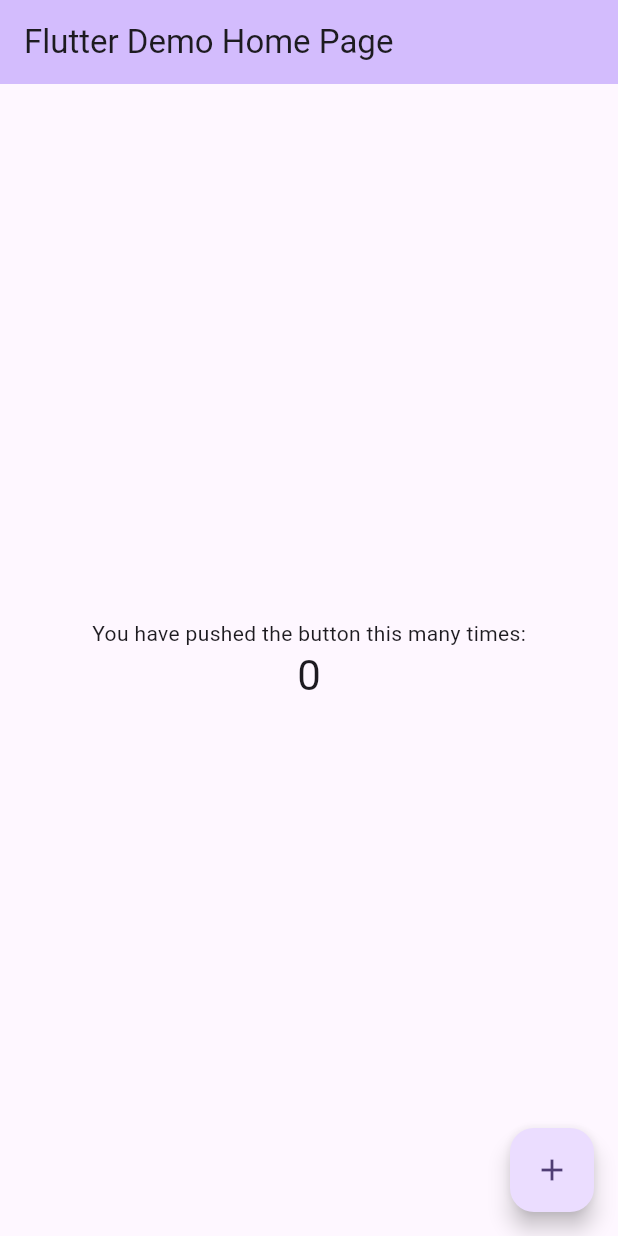
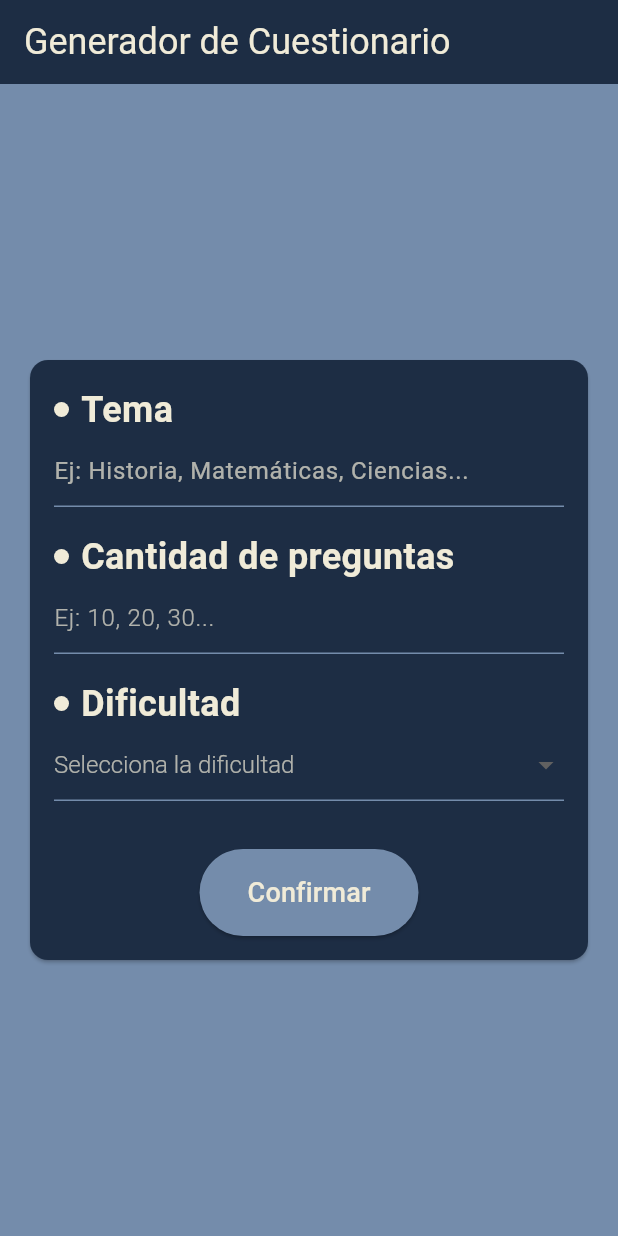
Before and after one commit to AngelTorrezzz/quiz_generator, a Flutter app: the screen it shows after launch, on a phone screen of 412 x 824 dp. Run offline on Flutter 3.47's test engine with Material 3 defaults, Android fonts, the phone set to English and light mode, and no system bars.

Commit message:
interfaces ready for implementation

```diff
--- a/lib/main.dart
+++ b/lib/main.dart
@@ -1,4 +1,6 @@
 import 'package:flutter/material.dart';
+import 'package:quiz_generator/screens/form_generator.dart';
+import 'package:quiz_generator/screens/form_questions.dart';
 
 void main() {
   runApp(const MyApp());
@@ -7,116 +9,23 @@ void main() {
 class MyApp extends StatelessWidget {
   const MyApp({super.key});
 
-  // This widget is the root of your application.
   @override
   Widget build(BuildContext context) {
     return MaterialApp(
-      title: 'Flutter Demo',
+      title: 'Quiz Generator',
       theme: ThemeData(
-        // This is the theme of your application.
-        //
-        // TRY THIS: Try running your application with "flutter run". You'll see
-        // the application has a purple toolbar. Then, without quitting the app,
-        // try changing the seedColor in the colorScheme below to Colors.green
-        // and then invoke "hot reload" (save your changes or press the "hot
-        // reload" button in a Flutter-supported IDE, or press "r" if you used
-        // the command line to start the app).
-        //
-        // Notice that the counter didn't reset back to zero; the application
-        // state is not lost during the reload. To reset the state, use hot
-        // restart instead.
-        //
-        // This works for code too, not just values: Most code changes can be
-        // tested with just a hot reload.
-        colorScheme: ColorScheme.fromSeed(seedColor: Colors.deepPurple),
+        colorScheme: ColorScheme.fromSeed(seedColor: Color(0xFF1d2d44),
+            primary: Color(0xFF1d2d44), secondary: Color.fromARGB(255, 240, 235, 216), tertiary: Color(0xFF748cab)),
+        useMaterial3: true,
+        appBarTheme: const AppBarTheme(
+          backgroundColor: Color(0xFF1d2d44),
+          foregroundColor: Color.fromARGB(255, 240, 235, 216),
+        ),
+        fontFamily: 'Roboto',
       ),
-      home: const MyHomePage(title: 'Flutter Demo Home Page'),
+      debugShowCheckedModeBanner: false,
+      home: const FormGenerator("Generador de Cuestionario"),
+      //home: const FormQuestions(),
     );
   }
 }
-
-class MyHomePage extends StatefulWidget {
-  const MyHomePage({super.key, required this.title});
-
-  // This widget is the home page of your application. It is stateful, meaning
-  // that it has a State object (defined below) that contains fields that affect
-  // how it looks.
-
-  // This class is the configuration for the state. It holds the values (in this
-  // case the title) provided by the parent (in this case the App widget) and
-  // used by the build method of the State. Fields in a Widget subclass are
-  // always marked "final".
-
-  final String title;
-
-  @override
-  State<MyHomePage> createState() => _MyHomePageState();
-}
-
-class _MyHomePageState extends State<MyHomePage> {
-  int _counter = 0;
-
-  void _incrementCounter() {
-    setState(() {
-      // This call to setState tells the Flutter framework that something has
-      // changed in this State, which causes it to rerun the build method below
-      // so that the display can reflect the updated values. If we changed
-      // _counter without calling setState(), then the build method would not be
-      // called again, and so nothing would appear to happen.
-      _counter++;
-    });
-  }
-
-  @override
-  Widget build(BuildContext context) {
-    // This method is rerun every time setState is called, for instance as done
-    // by the _incrementCounter method above.
-    //
-    // The Flutter framework has been optimized to make rerunning build methods
-    // fast, so that you can just rebuild anything that needs updating rather
-    // than having to individually change instances of widgets.
-    return Scaffold(
-      appBar: AppBar(
-        // TRY THIS: Try changing the color here to a specific color (to
-        // Colors.amber, perhaps?) and trigger a hot reload to see the AppBar
-        // change color while the other colors stay the same.
-        backgroundColor: Theme.of(context).colorScheme.inversePrimary,
-        // Here we take the value from the MyHomePage object that was created by
-        // the App.build method, and use it to set our appbar title.
-        title: Text(widget.title),
-      ),
-      body: Center(
-        // Center is a layout widget. It takes a single child and positions it
-        // in the middle of the parent.
-        child: Column(
-          // Column is also a layout widget. It takes a list of children and
-          // arranges them vertically. By default, it sizes itself to fit its
-          // children horizontally, and tries to be as tall as its parent.
-          //
-          // Column has various properties to control how it sizes itself and
-          // how it positions its children. Here we use mainAxisAlignment to
-          // center the children vertically; the main axis here is the vertical
-          // axis because Columns are vertical (the cross axis would be
-          // horizontal).
-          //
-          // TRY THIS: Invoke "debug painting" (choose the "Toggle Debug Paint"
-          // action in the IDE, or press "p" in the console), to see the
-          // wireframe for each widget.
-          mainAxisAlignment: MainAxisAlignment.center,
-          children: <Widget>[
-            const Text('You have pushed the button this many times:'),
-            Text(
-              '$_counter',
-              style: Theme.of(context).textTheme.headlineMedium,
-            ),
-          ],
-        ),
-      ),
-      floatingActionButton: FloatingActionButton(
-        onPressed: _incrementCounter,
-        tooltip: 'Increment',
-        child: const Icon(Icons.add),
-      ), // This trailing comma makes auto-formatting nicer for build methods.
-    );
-  }
-}
--- /dev/null
+++ b/lib/screens/form_generator.dart
@@ -0,0 +1,208 @@
+import 'package:flutter/material.dart';
+
+class FormGenerator extends StatefulWidget {
+  const FormGenerator(this.title, {super.key});
+  final String title;
+
+  @override
+  State<FormGenerator> createState() => _FormGeneratorState();
+}
+
+class _FormGeneratorState extends State<FormGenerator> {
+  final List<String> dificultades = ['Fácil', 'Medio', 'Difícil', 'Experto'];
+  String? dificultadSeleccionada;
+
+  @override
+  Widget build(BuildContext context) {
+    return Scaffold(
+      backgroundColor: Theme.of(context).colorScheme.tertiary,
+      appBar: AppBar(
+        title: Text(
+          widget.title,
+          style: TextStyle(
+            color: Theme.of(context).colorScheme.secondary,
+            fontSize: 24,
+          ),
+        ),
+      ),
+      body: Center(
+        child: SingleChildScrollView(
+          child: Card(
+            color: Theme.of(context).colorScheme.primary,
+            margin: const EdgeInsets.symmetric(horizontal: 20.0),
+            child: Padding(
+              padding: const EdgeInsets.all(16.0),
+              child: Column(
+                mainAxisSize: MainAxisSize.min,
+                crossAxisAlignment: CrossAxisAlignment.start,
+                children: [
+                  Row(
+                    children: [
+                      Container(
+                        width: 10,
+                        height: 10,
+                        margin: const EdgeInsets.only(right: 8),
+                        decoration: BoxDecoration(
+                          shape: BoxShape.circle,
+                          color: Theme.of(context).colorScheme.secondary,
+                        ),
+                      ),
+                      Text(
+                        'Tema',
+                        style: TextStyle(
+                          fontSize: 24,
+                          color: Theme.of(context).colorScheme.secondary,
+                          fontWeight: FontWeight.w600,
+                        ),
+                      ),
+                    ],
+                  ),
+                  TextField(
+                    decoration: InputDecoration(
+                      hintText: 'Ej: Historia, Matemáticas, Ciencias...',
+                      hintStyle: TextStyle(
+                        color: Theme.of(context).colorScheme.secondary.withOpacity(0.7),
+                        fontSize: 16,
+                      ),
+                      enabledBorder: UnderlineInputBorder(
+                        borderSide: BorderSide(color: Theme.of(context).colorScheme.tertiary),
+                      ),
+                      focusedBorder: UnderlineInputBorder(
+                        borderSide: BorderSide(color: Theme.of(context).colorScheme.secondary, width: 2),
+                      ),
+                    ),
+                    style: TextStyle(color: Theme.of(context).colorScheme.secondary),
+                  ),
+                  SizedBox(height: 16),
+
+                  Row(
+                    children: [
+                      Container(
+                        width: 10,
+                        height: 10,
+                        margin: const EdgeInsets.only(right: 8),
+                        decoration: BoxDecoration(
+                          shape: BoxShape.circle,
+                          color: Theme.of(context).colorScheme.secondary,
+                        ),
+                      ),
+                      Text(
+                        'Cantidad de preguntas',
+                        style: TextStyle(fontSize: 24, color: Theme.of(context).colorScheme.secondary, fontWeight: FontWeight.w600),
+                      ),
+                    ],
+                  ),
+                  TextField(
+                    decoration: InputDecoration(
+                      hintText: 'Ej: 10, 20, 30...',
+                      hintStyle: TextStyle(
+                        color: Theme.of(context).colorScheme.secondary.withOpacity(0.7),
+                        fontSize: 16,
+                        fontWeight: FontWeight.w300,
+                      ),
+                      enabledBorder: UnderlineInputBorder(
+                        borderSide: BorderSide(color: Theme.of(context).colorScheme.tertiary),
+                      ),
+                      focusedBorder: UnderlineInputBorder(
+                        borderSide: BorderSide(color: Theme.of(context).colorScheme.secondary, width: 2),
+                      ),
+                    ),
+                    keyboardType: TextInputType.number,
+                    style: TextStyle(color: Theme.of(context).colorScheme.secondary),
+
+                  ),
+                  SizedBox(height: 16),
+
+                  Row(
+                    children: [
+                      Container(
+                        width: 10,
+                        height: 10,
+                        margin: const EdgeInsets.only(right: 8),
+                        decoration: BoxDecoration(
+                          shape: BoxShape.circle,
+                          color: Theme.of(context).colorScheme.secondary,
+                        ),
+                      ),
+                      Text(
+                        'Dificultad',
+                        style: TextStyle(fontSize: 24, color: Theme.of(context).colorScheme.secondary, fontWeight: FontWeight.w600),
+                      ),
+                    ],
+                  ),
+                  DropdownButtonFormField<String>(
+                    hint: Text(
+                      'Selecciona la dificultad',
+                      style: TextStyle(
+                        color: Theme.of(context).colorScheme.secondary.withOpacity(0.7),
+                        fontSize: 16,
+                        fontWeight: FontWeight.w300,
+                      ),
+                    ),
+                    style: TextStyle(color: Theme.of(context).colorScheme.secondary),
+                    dropdownColor: Theme.of(context).colorScheme.tertiary,
+                    value: dificultadSeleccionada,
+                    items: dificultades
+                        .map((nivel) => DropdownMenuItem(
+                              value: nivel,
+                              child: Text(
+                                nivel,
+                                style: TextStyle(
+                                  fontSize: 16,
+                                  color: Theme.of(context).colorScheme.secondary,
+                                ),
+                              ),
+                            ))
+                        .toList(),
+                    onChanged: (value) {
+                      setState(() {
+                        dificultadSeleccionada = value;
+                      });
+                    },
+                    decoration: InputDecoration(
+                      enabledBorder: UnderlineInputBorder(
+                        borderSide: BorderSide(color: Theme.of(context).colorScheme.tertiary),
+                      ),
+                      focusedBorder: UnderlineInputBorder(
+                        borderSide: BorderSide(color: Theme.of(context).colorScheme.secondary, width: 2),
+                      ),
+                    ),
+                  ),
+                  const SizedBox(height: 32),
+
+                  Center(
+                    child: ElevatedButton(
+                      onPressed: () {
+                        ScaffoldMessenger.of(context).showSnackBar(
+                          SnackBar(
+                            content: Text(
+                              'Formulario enviado',
+                              style: TextStyle(color: Theme.of(context).colorScheme.secondary),
+                            ),
+                            backgroundColor: Theme.of(context).colorScheme.primary,
+                            duration: const Duration(milliseconds: 750),
+                          ),
+                        );
+                      },
+                      style: ElevatedButton.styleFrom(
+                        backgroundColor: Theme.of(context).colorScheme.tertiary,
+                        padding: const EdgeInsets.symmetric(horizontal: 32, vertical: 16),
+                        shape: RoundedRectangleBorder(
+                          borderRadius: BorderRadius.circular(30),
+                        ),
+                      ),
+                      child: Text(
+                        'Confirmar',
+                        style: TextStyle(fontSize: 18, color: Theme.of(context).colorScheme.secondary, fontWeight: FontWeight.w500),
+                      ),
+                    ),
+                  ),
+                ],
+              ),
+            ),
+          ),
+        ),
+      ),
+    );
+  }
+}
```
Also changed, not shown: lib/screens/form_questions.dart (added, +98 -0 lines).
